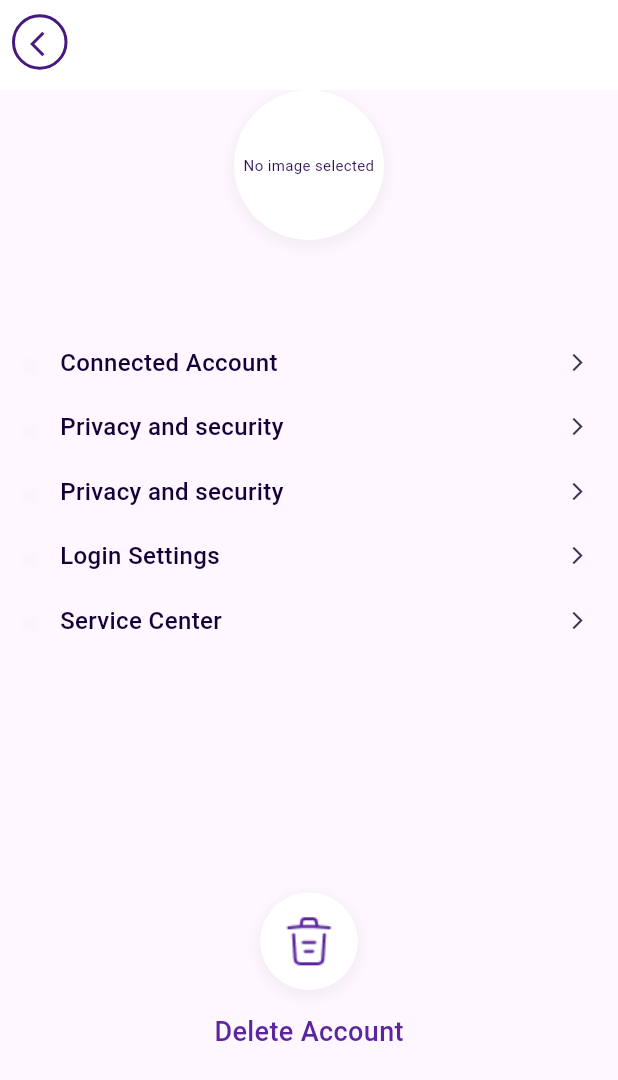
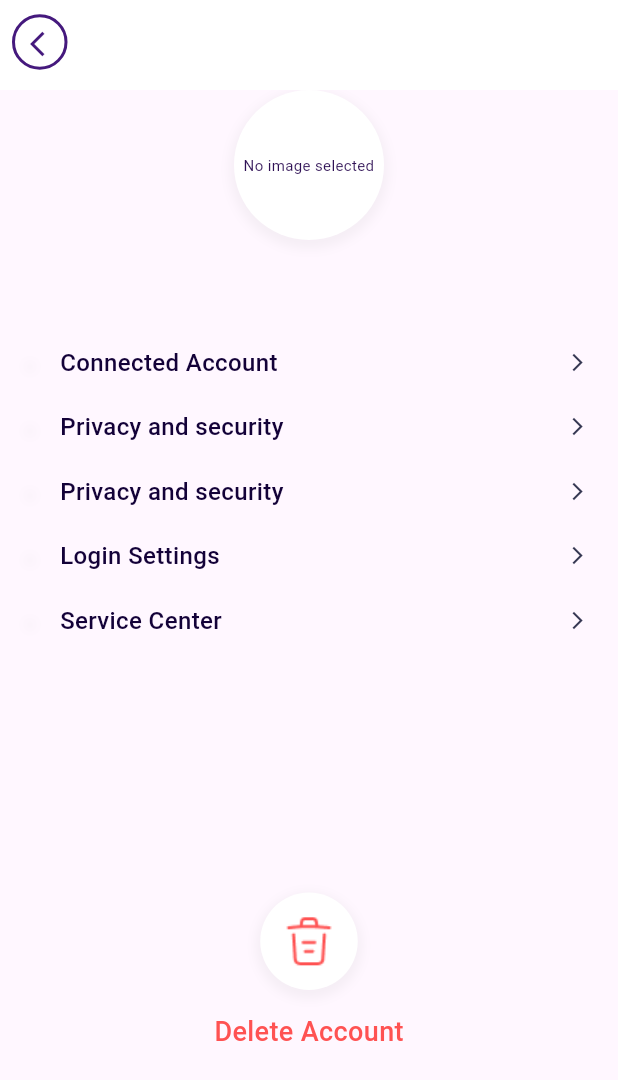
Before and after one commit to MokarmDev/wallet-app, a Flutter app: the ProfileView screen opened directly, on a phone screen of 412 x 824 dp. Shown: the top 1080 px of the screen. Run offline on Flutter 3.47's test engine with Material 3 defaults, Android fonts, the phone set to English and light mode, and no system bars; our stand-ins replace dot_navigation_bar, gap, image_picker.

Commit message:
Change Color to button delete Account

```diff
--- a/lib/screens/profile_screen.dart
+++ b/lib/screens/profile_screen.dart
@@ -122,6 +122,7 @@ class _ProfileViewState extends State<ProfileView> {
                 onTap: () {},
                 child: const CustomCircleCard(
                   image: 'assets/icons/delete.png',
+                  colorImage: Colors.redAccent,
                   height: 65,
                   width: 65,
                 ),
@@ -130,7 +131,7 @@ class _ProfileViewState extends State<ProfileView> {
               Text(
                 'Delete Account',
                 style: TextStyles.textTexStyle(
-                  color: MyColor.primaryColor,
+                  color: Colors.redAccent,
                   fontSize: 18,
                   fontWeight: FontWeight.w500,
                 ),
```
